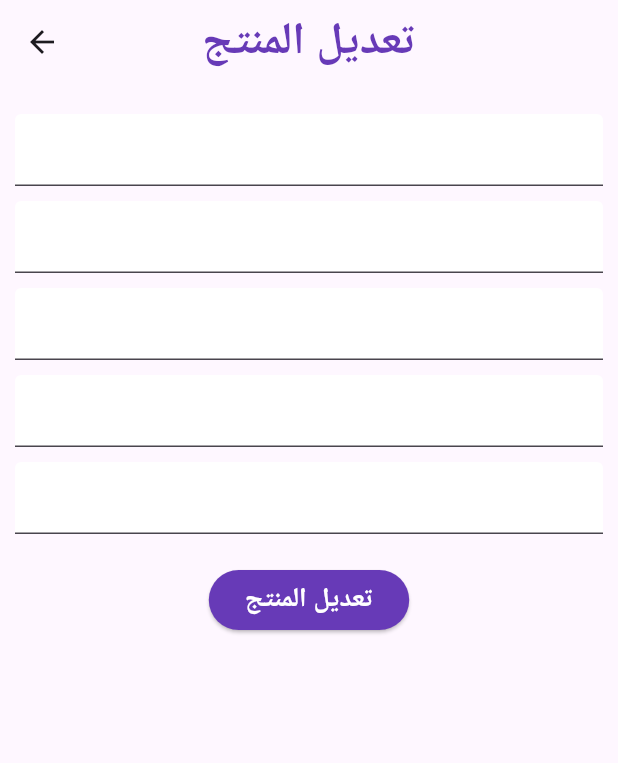
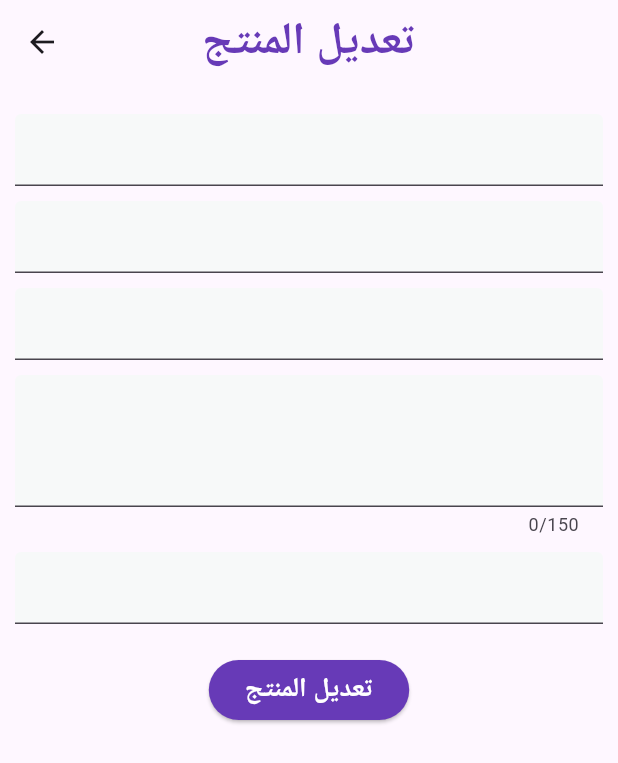
Before and after one commit to mohanadaser/ealanat_baladna, a Flutter app: the EditProduct screen opened directly with empty values, on a phone screen of 412 x 824 dp. Shown: the top 763 px of the screen. Run offline on Flutter 3.47's test engine with Material 3 defaults, Android fonts, the light colour scheme and no system bars; our stand-ins replace cloud_firestore, file_picker, firebase_auth, firebase_core, firebase_storage, font_awesome_flutter and 6 more; missing offline and left inert: flutter_phone_direct_caller, icony, otp_text_field_v2; accounts and stored records are empty; Roboto replaces fonts that are missing (Cairo); project files that could hold a hidden picture were left out.

Commit message:
ةخاشش

```diff
--- a/lib/views/admin_panel/add_product.dart
+++ b/lib/views/admin_panel/add_product.dart
@@ -54,7 +54,8 @@ class AddProduct extends StatelessWidget {
                         text: "وصف المنتج",
                         type: TextInputType.name,
                         name: controller.productdesc,
-                        maxLines: 2),
+                        maxLines: 3,
+                        maxlentgh: 150),
                     const SizedBox(height: 10.0),
                     CustomForm(
                         text: "سعر المنتج",
--- a/lib/views/admin_panel/admin_login.dart
+++ b/lib/views/admin_panel/admin_login.dart
@@ -29,10 +29,11 @@ class AdminLogin extends StatelessWidget {
           body: Directionality(
             textDirection: TextDirection.rtl,
             child: Padding(
-              padding: const EdgeInsets.all(8.0),
+              padding: const EdgeInsets.all(20.0),
               child: Form(
                 //key: controller.keyform,
                 child: Column(
+                  mainAxisAlignment: MainAxisAlignment.center,
                   children: [
                     CustomForm(
                         validator: (Value) {
--- a/lib/views/admin_panel/edit_product.dart
+++ b/lib/views/admin_panel/edit_product.dart
@@ -56,13 +56,14 @@ class _EditProductState extends State<EditProduct> {
   TextEditingController price = TextEditingController();
 
   //=====================================update products=====================
+
   void updateproducts() async {
     //=========================convert currency to egypt==========
-    final number = double.parse(price.text);
+    final number = double.parse(price.text.replaceAll(RegExp(r'[^0-9.]'),''));
     final curency = NumberFormat.currency(locale: 'ar_EG', symbol: 'ج.م.');
     final formattedCurrency = curency.format(number);
 //==================================================================================
-    // Call the user's CollectionReference to add a new user
+
     try {
       await FirebaseFirestore.instance
           .collection('products')
@@ -97,17 +98,27 @@ class _EditProductState extends State<EditProduct> {
         ),
         body: Padding(
           padding: const EdgeInsets.all(10.0),
+          child: SingleChildScrollView(
+            scrollDirection: Axis.vertical,
             child: Column(
               children: [
                 const SizedBox(height: 10.0),
                 CustomForm(text: "", type: TextInputType.name, name: proname),
                 const SizedBox(height: 10.0),
                 CustomForm(
-                  text: "", type: TextInputType.streetAddress, name: address),
+                  text: "",
+                  type: TextInputType.streetAddress,
+                  name: address,
+                ),
                 const SizedBox(height: 10.0),
                 CustomForm(text: "", type: TextInputType.phone, name: phone),
                 const SizedBox(height: 10.0),
-              CustomForm(text: "", type: TextInputType.text, name: desc),
+                CustomForm(
+                    text: "",
+                    type: TextInputType.text,
+                    name: desc,
+                    maxLines: 3,
+                    maxlentgh: 150),
                 const SizedBox(height: 10.0),
                 CustomForm(text: "", type: TextInputType.number, name: price),
                 const SizedBox(height: 20.0),
@@ -125,6 +136,7 @@ class _EditProductState extends State<EditProduct> {
                     ))
               ],
             ),
+          ),
         ));
   }
 }
--- a/lib/views/admin_panel/home_admin.dart
+++ b/lib/views/admin_panel/home_admin.dart
@@ -86,7 +86,7 @@ class _HomeAdminState extends State<HomeAdmin> {
                                   text:
                                       "${snapshot.data?.docs[index]['company']} - ",
                                   style: const TextStyle(
-                                      //color: Colors.black,
+                                      color: Colors.black,
                                       fontSize: 15,
                                       fontWeight: FontWeight.bold)),
                               TextSpan(
--- a/lib/views/user_panel/home_screen.dart
+++ b/lib/views/user_panel/home_screen.dart
@@ -92,7 +92,7 @@ class _HomeScreenState extends State<HomeScreen> {
                           if (snapshot.hasData) {
                             List<DocumentSnapshot> filteredDocuments =
                                 snapshot.data!.docs.where((doc) {
-                              // Replace 'fieldName' and the condition as needed
+
                               return doc['companyname']
                                   .contains(controller.searchtxt.text);
                             }).toList();
@@ -116,14 +116,14 @@ class _HomeScreenState extends State<HomeScreen> {
                                               doc["companyname"],
                                               style: TextStyle(
                                                   fontSize: 15.0,
-                                                  //color: Colors.black,
+                                                  color: Colors.black,
                                                   fontWeight: FontWeight.bold),
                                             )
                                           : Text(
                                               doc["companyname"],
                                               style: TextStyle(
                                                   fontSize: 15.0,
-                                                  // color: Colors.black,
+                                                  color: Colors.black,
                                                   fontWeight: FontWeight.bold),
                                             ),
                                     ),
--- a/lib/widgets/components.dart
+++ b/lib/widgets/components.dart
@@ -3,6 +3,7 @@
 import 'package:flutter/material.dart';
 import 'package:flutter/services.dart';
 import 'package:get/get.dart';
+import 'package:hexcolor/hexcolor.dart';
 
 Widget CustomForm(
         {required String text,
@@ -10,6 +11,7 @@ Widget CustomForm(
         final String? Function(String?)? validator,
         final String? Function(String?)? onchange,
         final int? maxLines,
+        final int? maxlentgh,
         required TextEditingController name,
         List<TextInputFormatter>? formating,
         Icon? sufxicon}) =>
@@ -18,14 +20,14 @@ Widget CustomForm(
       onChanged: onchange,
       inputFormatters: formating,
       maxLines: maxLines,
+      maxLength: maxlentgh,
       validator: validator,
       keyboardType: type,
       decoration: InputDecoration(
-        suffixIcon: sufxicon,
-        hintText: text,
-        filled: true,
-        fillColor: Colors.white,
-      ),
+          suffixIcon: sufxicon,
+          hintText: text,
+          filled: true,
+          fillColor: HexColor('F7F9F9')),
     );
 Widget CustomPass(
         {required String text,
--- a/pubspec.yaml
+++ b/pubspec.yaml
@@ -38,9 +38,12 @@ dependencies:
   flutter:
     sdk: flutter
   flutter_phone_direct_caller: ^2.1.1
+  font_awesome_flutter: ^10.7.0
   get: ^4.6.6
   google_fonts: ^6.2.1
   google_sign_in: ^6.2.1
+  hexcolor: ^3.0.1
+  icony: ^1.0.5
   image_picker: ^1.1.2
   intl: ^0.19.0
   lottie: ^3.1.1
```
Also changed, not shown: lib/widgets/card_products.dart (+62 -18 lines), lib/widgets/drawer.dart (+8 -9 lines), pubspec.lock. Lines whose indentation alone changed are shown as unchanged.
